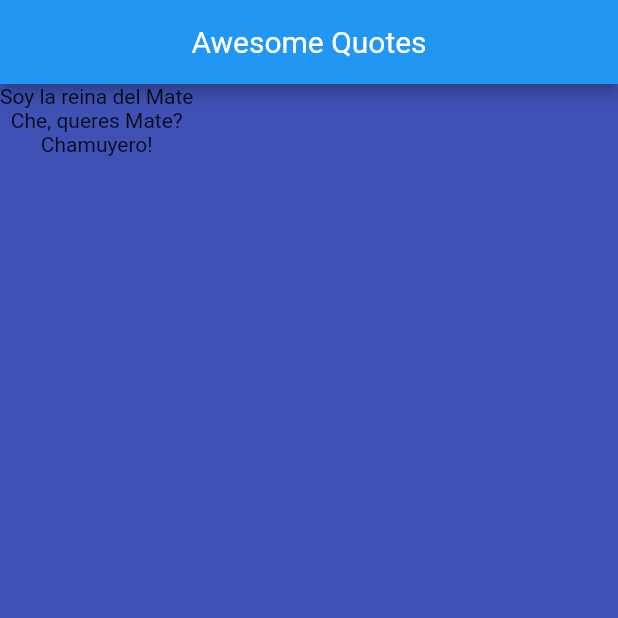
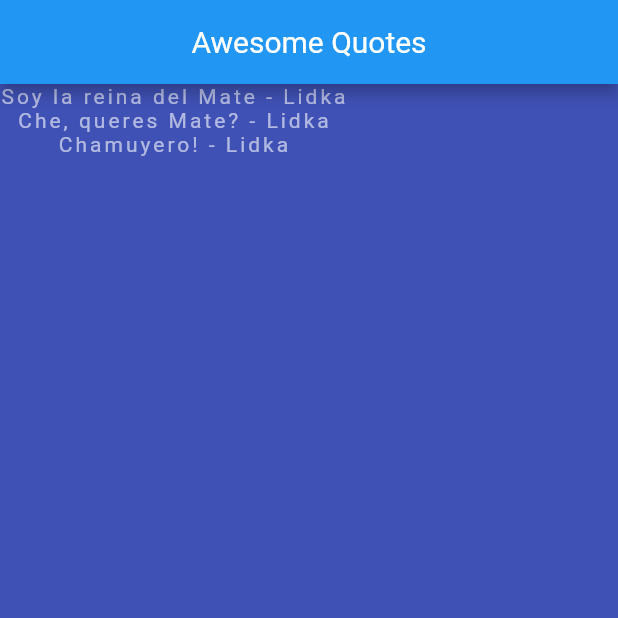
Before and after one commit to casprief/my_first_app, a Flutter app: the screen it shows after launch, on a phone screen of 412 x 824 dp, the top half of it. Run offline on Flutter 3.47's test engine with Material 2 defaults, Android fonts, the light colour scheme and no system bars.

Commit message:
Quotes in List

```diff
--- a/lib/main.dart
+++ b/lib/main.dart
@@ -1,5 +1,6 @@
 import 'package:flutter/cupertino.dart';
 import 'package:flutter/material.dart';
+import 'quote.dart';
 
 void main() {
   runApp(MaterialApp(
@@ -130,11 +131,12 @@ class QuoteList extends StatefulWidget {
 }
 
 class _QuoteListState extends State<QuoteList> {
-  List<String> quotes = [
-    'Soy la reina del Mate',
-    'Che, queres Mate?',
-    'Chamuyero!'
+  List<Quote> quotes = [
+    Quote(text: 'Soy la reina del Mate', author: 'Lidka'),
+    Quote(text: 'Che, queres Mate?', author: 'Lidka'),
+    Quote(text: 'Chamuyero!', author: 'Lidka')
   ];
+
   @override
   Widget build(BuildContext context) {
     return Scaffold(
@@ -146,7 +148,13 @@ class _QuoteListState extends State<QuoteList> {
       ),
       body: Column(
         children:
-          quotes.map((quote) => Text(quote)).toList(),
+          quotes.map((quote) => Text(
+              '${quote.text} - ${quote.author}',
+              style: TextStyle(
+                color: Colors.white60,
+                letterSpacing: 2.0,
+              ),
+          )).toList(),
       ),
     );
   }
--- /dev/null
+++ b/lib/quote.dart
@@ -0,0 +1,7 @@
+class Quote {
+
+  String text;
+  String author;
+
+  Quote({this.text, this.author});
+}
```
